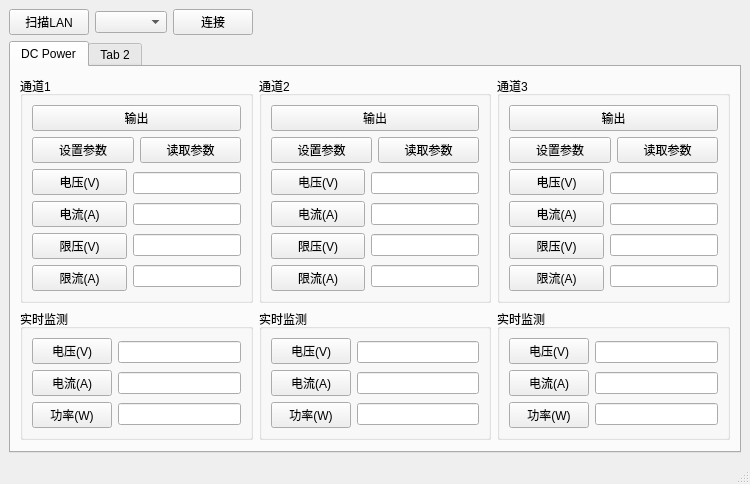
Before: the Qt Designer form mainwindow.ui in cjhonlyone/qt-visa-controller, drawn with Qt 5.
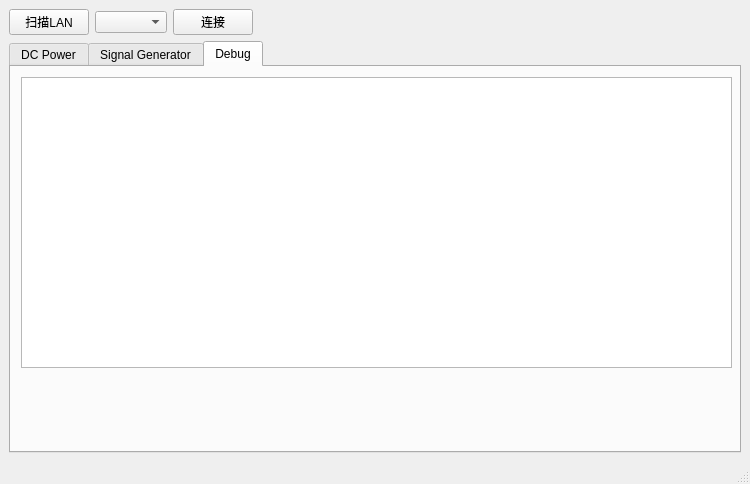
After: the same form once the commit is applied.

```diff
--- a/mainwindow.ui
+++ b/mainwindow.ui
@@ -58,7 +58,7 @@
     <item>
      <widget class="QTabWidget" name="tabWidget">
       <property name="currentIndex">
-       <number>0</number>
+       <number>2</number>
       </property>
       <widget class="QWidget" name="tab">
        <attribute name="title">
@@ -603,9 +603,24 @@
       </widget>
       <widget class="QWidget" name="tab_2">
        <attribute name="title">
-        <string>Tab 2</string>
+        <string>Signal Generator</string>
        </attribute>
       </widget>
+      <widget class="QWidget" name="tab_3">
+       <attribute name="title">
+        <string>Debug</string>
+       </attribute>
+       <widget class="QPlainTextEdit" name="Debug_Print">
+        <property name="geometry">
+         <rect>
+          <x>10</x>
+          <y>10</y>
+          <width>711</width>
+          <height>291</height>
+         </rect>
+        </property>
+       </widget>
+      </widget>
      </widget>
     </item>
    </layout>
```
